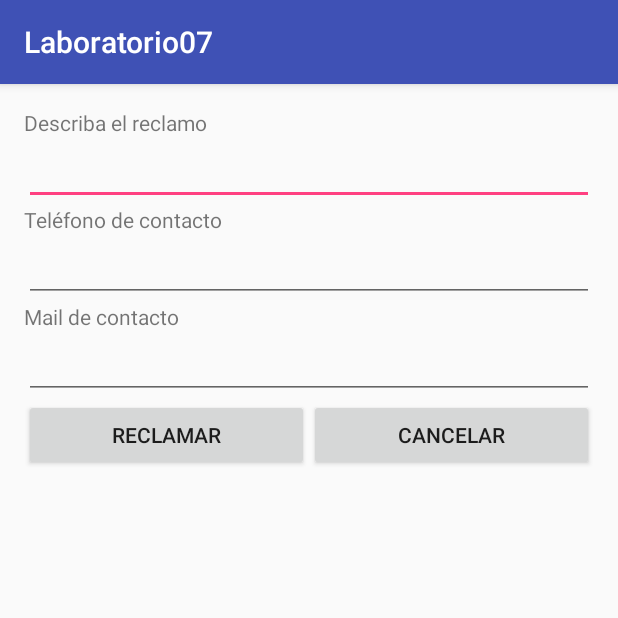
After one commit to morettilucas/Lab07, an Android app: the AltaReclamoActivity screen opened directly, with no data from a screen before it, on a phone screen of 412 x 824 dp, the top half of it. The commit adds this screen. Run offline under Robolectric (Android 15) with nearby library versions, the phone set to English and light mode, and no system bars.

Commit message:
Agregado crear Reclamo sin foto, guardar marcadores al rotar pantalla, listener y dialog pidiendo la distancia maxima

```diff
--- a/app/src/main/AndroidManifest.xml
+++ b/app/src/main/AndroidManifest.xml
@@ -3,6 +3,7 @@
     package="com.lfmoretti.laboratorio07">
 
     <uses-permission android:name="android.permission.ACCESS_COARSE_LOCATION" />
+
     <application
         android:allowBackup="true"
         android:icon="@mipmap/ic_launcher"
@@ -11,9 +12,11 @@
         android:theme="@style/AppTheme">
         <uses-permission android:name="android.permission.ACCESS_FINE_LOCATION" />
         <uses-permission android:name="android.permission.ACCESS_COARSE_LOCATION" />
+
         <meta-data
             android:name="com.google.android.geo.API_KEY"
             android:value="@string/google_maps_key" />
+
         <activity
             android:name=".MainActivity"
             android:label="@string/app_name">
@@ -23,7 +26,7 @@
                 <category android:name="android.intent.category.LAUNCHER" />
             </intent-filter>
         </activity>
-
+        <activity android:name=".AltaReclamoActivity"></activity>
     </application>
 
 </manifest>
--- /dev/null
+++ b/app/src/main/java/com/lfmoretti/laboratorio07/AltaReclamoActivity.java
@@ -0,0 +1,78 @@
+package com.lfmoretti.laboratorio07;
+
+import android.app.Activity;
+import android.content.Intent;
+import android.support.v7.app.AppCompatActivity;
+import android.os.Bundle;
+import android.view.View;
+import android.widget.Button;
+import android.widget.EditText;
+
+import com.lfmoretti.laboratorio07.Modelo.Reclamo;
+
+public class AltaReclamoActivity extends AppCompatActivity implements View.OnClickListener {
+
+    private EditText descripcion;
+    private EditText telefono;
+    private EditText email;
+    private Double latitud;
+    private Double longitud;
+
+    private Button btnReclamar;
+    private Button btnCancelar;
+
+
+    @Override
+    protected void onCreate(Bundle savedInstanceState) {
+        super.onCreate(savedInstanceState);
+        setContentView(R.layout.activity_alta_reclamo);
+        setParametros();
+        btnReclamar.setOnClickListener(this);
+    }
+
+    private void setParametros() {
+        descripcion = (EditText) findViewById(R.id.et_descripcion);
+        telefono = (EditText) findViewById(R.id.et_telefono);
+        email = (EditText) findViewById(R.id.et_email);
+        btnReclamar = (Button) findViewById(R.id.btn_reclamar);
+        btnCancelar = (Button) findViewById(R.id.btn_cancelar);
+        Intent i = getIntent();
+        latitud = i.getDoubleExtra("latitud",0);
+        longitud = i.getDoubleExtra("longitud",0);
+    }
+
+    //crear reclamo y retornarlo a la vista principal
+    private void altaReclamo(){
+        Reclamo reclamo = new Reclamo()
+                .setTitulo(descripcion.getText().toString())
+                .setEmail(email.getText().toString())
+                .setTelefono(telefono.getText().toString())
+                .setLatitud(latitud)
+                .setLongitud(longitud);
+
+        Intent returnIntent = new Intent();
+        setResult(Activity.RESULT_OK, returnIntent);
+        returnIntent.putExtra("result",reclamo);
+
+        finish();
+    }
+
+    @Override
+    public void onClick(View v) {
+        int id = v.getId();
+
+        switch (id){
+            case R.id.btn_reclamar:
+                altaReclamo();
+                break;
+            case R.id.btn_cancelar:
+                salir();
+                break;
+        }
+    }
+
+    private void salir() {
+        setResult(MainActivity.ALTA_RECLAMO_CANCELADO);
+        finish();
+    }
+}
--- /dev/null
+++ b/app/src/main/res/layout/activity_alta_reclamo.xml
@@ -0,0 +1,78 @@
+<?xml version="1.0" encoding="utf-8"?>
+<RelativeLayout xmlns:android="http://schemas.android.com/apk/res/android"
+    xmlns:tools="http://schemas.android.com/tools"
+    xmlns:style="http://schemas.android.com/apk/res-auto"
+    android:id="@+id/activity_alta_reclamo"
+    android:layout_width="match_parent"
+    android:layout_height="match_parent"
+    android:paddingBottom="@dimen/activity_vertical_margin"
+    android:paddingLeft="@dimen/activity_horizontal_margin"
+    android:paddingRight="@dimen/activity_horizontal_margin"
+    android:paddingTop="@dimen/activity_vertical_margin"
+    tools:context="com.lfmoretti.laboratorio07.AltaReclamoActivity">
+
+    <LinearLayout
+        android:orientation="vertical"
+        android:layout_width="match_parent"
+        android:layout_height="match_parent">
+
+        <TextView
+            android:layout_width="match_parent"
+            android:layout_height="wrap_content"
+            android:id="@+id/tv_descripcion"
+            android:text="@string/describa_el_reclamo" />
+
+        <EditText
+            android:layout_width="match_parent"
+            android:layout_height="wrap_content"
+            android:inputType="textPersonName"
+            android:ems="10"
+            android:id="@+id/et_descripcion" />
+
+        <TextView
+            android:layout_width="match_parent"
+            android:layout_height="wrap_content"
+            android:id="@+id/tv_telefono"
+            android:text="@string/telefono_de_contacto" />
+
+        <EditText
+            android:layout_width="match_parent"
+            android:layout_height="wrap_content"
+            android:inputType="phone"
+            android:ems="10"
+            android:id="@+id/et_telefono" />
+
+        <TextView
+            android:text="@string/mail_de_contacto"
+            android:layout_width="match_parent"
+            android:layout_height="wrap_content"
+            android:id="@+id/tv_email" />
+
+        <EditText
+            android:layout_width="match_parent"
+            android:layout_height="wrap_content"
+            android:inputType="textEmailAddress"
+            android:ems="10"
+            android:id="@+id/et_email" />
+
+        <LinearLayout
+            android:orientation="horizontal"
+            android:layout_width="match_parent"
+            android:layout_height="match_parent">
+
+            <Button
+                android:text="@string/btn_reclamar"
+                android:layout_width="match_parent"
+                android:layout_height="wrap_content"
+                android:id="@+id/btn_reclamar"
+                android:layout_weight="1" />
+
+            <Button
+                android:text="@string/btn_cancelar"
+                android:layout_width="match_parent"
+                android:layout_height="wrap_content"
+                android:id="@+id/btn_cancelar"
+                android:layout_weight="1" />
+        </LinearLayout>
+    </LinearLayout>
+</RelativeLayout>
--- a/app/src/main/res/values/strings.xml
+++ b/app/src/main/res/values/strings.xml
@@ -2,4 +2,10 @@
     <string name="app_name">Laboratorio07</string>
     <string name="action_settings">Settings</string>
     <string name="google_maps_key">AIzaSyCWRgj_rbuGNaLKvzwlAvLqOlIkWlerm1c</string>
+    <string name="describa_el_reclamo">Describa el reclamo</string>
+    <string name="telefono_de_contacto">Teléfono de contacto</string>
+    <string name="mail_de_contacto">Mail de contacto</string>
+    <string name="btn_reclamar">Reclamar</string>
+    <string name="btn_cancelar">Cancelar</string>
+    <string name="distancia_maxima">Distancia máxima</string>
 </resources>
```
Also changed, not shown: app/src/main/java/com/lfmoretti/laboratorio07/MainActivity.java (+85 -3 lines), app/src/main/java/com/lfmoretti/laboratorio07/Modelo/Reclamo.java (added, +70 -0 lines), app/src/main/res/layout/dialog_marker.xml (added, +18 -0 lines).
